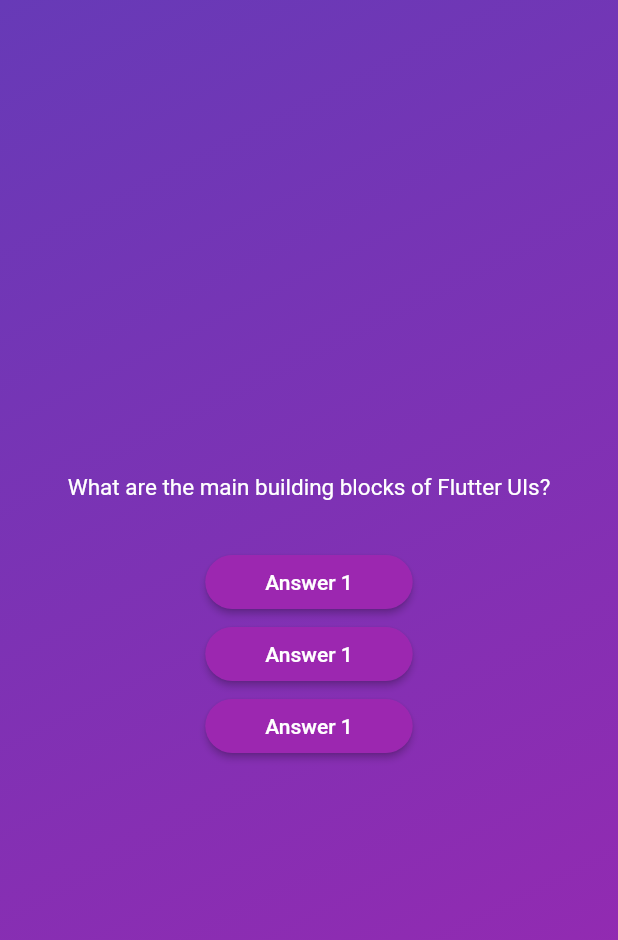
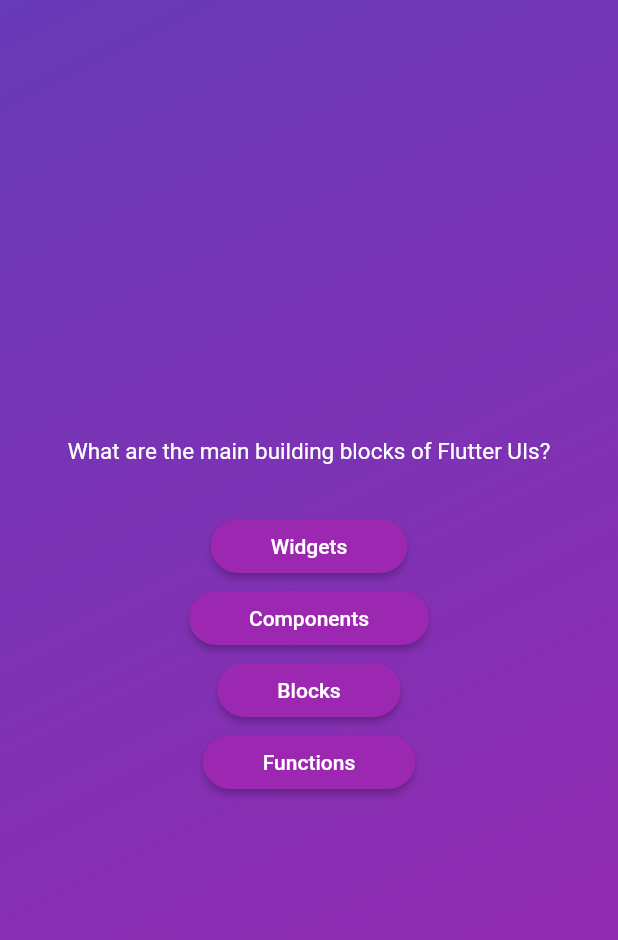
Before and after one commit to meeron/flutter-demo-app, a Flutter app: the screen it shows after launch, after a tap on "Start quiz", on a phone screen of 412 x 824 dp. Shown: the top 940 px of the screen. Run offline on Flutter 3.47's test engine with Material 2 defaults, Android fonts, the phone set to English and light mode, and no system bars.

Commit message:
Render questions

```diff
--- /dev/null
+++ b/quiz_app/lib/data.dart
@@ -0,0 +1,55 @@
+import 'package:quiz_app/models.dart';
+
+const questions = [
+  QuizQuestion(
+    'What are the main building blocks of Flutter UIs?',
+    [
+      'Widgets',
+      'Components',
+      'Blocks',
+      'Functions',
+    ],
+  ),
+  QuizQuestion('How are Flutter UIs built?', [
+    'By combining widgets in code',
+    'By combining widgets in a visual editor',
+    'By defining widgets in config files',
+    'By using XCode for iOS and Android Studio for Android',
+  ]),
+  QuizQuestion(
+    'What\'s the purpose of a StatefulWidget?',
+    [
+      'Update UI as data changes',
+      'Update data as UI changes',
+      'Ignore data changes',
+      'Render UI that does not depend on data',
+    ],
+  ),
+  QuizQuestion(
+    'Which widget should you try to use more often: StatelessWidget or StatefulWidget?',
+    [
+      'StatelessWidget',
+      'StatefulWidget',
+      'Both are equally good',
+      'None of the above',
+    ],
+  ),
+  QuizQuestion(
+    'What happens if you change data in a StatelessWidget?',
+    [
+      'The UI is not updated',
+      'The UI is updated',
+      'The closest StatefulWidget is updated',
+      'Any nested StatefulWidgets are updated',
+    ],
+  ),
+  QuizQuestion(
+    'How should you update data inside of StatefulWidgets?',
+    [
+      'By calling setState()',
+      'By calling updateData()',
+      'By calling updateUI()',
+      'By calling updateState()',
+    ],
+  ),
+];
--- a/quiz_app/lib/questions_screen.dart
+++ b/quiz_app/lib/questions_screen.dart
@@ -1,6 +1,6 @@
 import 'package:flutter/material.dart';
 import 'package:quiz_app/asnwer_button.dart';
-import 'package:quiz_app/models.dart';
+import 'package:quiz_app/data.dart';
 
 class QuestionsScreen extends StatefulWidget {
   const QuestionsScreen({super.key});
@@ -13,6 +13,7 @@ class QuestionsScreen extends StatefulWidget {
 
 class _QuestionsScreenState extends State<QuestionsScreen> {
   var questionsIndex = 0;
+  var answers = List<String>.filled(questions.length, '', growable: false);
 
   @override
   Widget build(BuildContext context) {
@@ -27,70 +28,27 @@ class _QuestionsScreenState extends State<QuestionsScreen> {
           ),
         ),
         const SizedBox(height: 30),
-        AnswerButton('Answer 1', () {}),
-        AnswerButton('Answer 1', () {}),
-        AnswerButton('Answer 1', () {}),
+        ...mapAnswers(),
       ],
     );
   }
 
-  void answer() {
+  void answerQuestion(String answer) {
+    if (questionsIndex >= questions.length - 1) {
+      return;
+    }
+
     setState(() {
+      answers[questionsIndex] = answer;
       questionsIndex++;
     });
   }
+
+  Iterable<AnswerButton> mapAnswers() {
+    return questions[questionsIndex]
+        .answers
+        .map((text) => AnswerButton(text, () {
+              answerQuestion(text);
+            }));
+  }
 }
-
-const questions = [
-  QuizQuestion(
-    'What are the main building blocks of Flutter UIs?',
-    [
-      'Widgets',
-      'Components',
-      'Blocks',
-      'Functions',
-    ],
-  ),
-  QuizQuestion('How are Flutter UIs built?', [
-    'By combining widgets in code',
-    'By combining widgets in a visual editor',
-    'By defining widgets in config files',
-    'By using XCode for iOS and Android Studio for Android',
-  ]),
-  QuizQuestion(
-    'What\'s the purpose of a StatefulWidget?',
-    [
-      'Update UI as data changes',
-      'Update data as UI changes',
-      'Ignore data changes',
-      'Render UI that does not depend on data',
-    ],
-  ),
-  QuizQuestion(
-    'Which widget should you try to use more often: StatelessWidget or StatefulWidget?',
-    [
-      'StatelessWidget',
-      'StatefulWidget',
-      'Both are equally good',
-      'None of the above',
-    ],
-  ),
-  QuizQuestion(
-    'What happens if you change data in a StatelessWidget?',
-    [
-      'The UI is not updated',
-      'The UI is updated',
-      'The closest StatefulWidget is updated',
-      'Any nested StatefulWidgets are updated',
-    ],
-  ),
-  QuizQuestion(
-    'How should you update data inside of StatefulWidgets?',
-    [
-      'By calling setState()',
-      'By calling updateData()',
-      'By calling updateUI()',
-      'By calling updateState()',
-    ],
-  ),
-];
```
